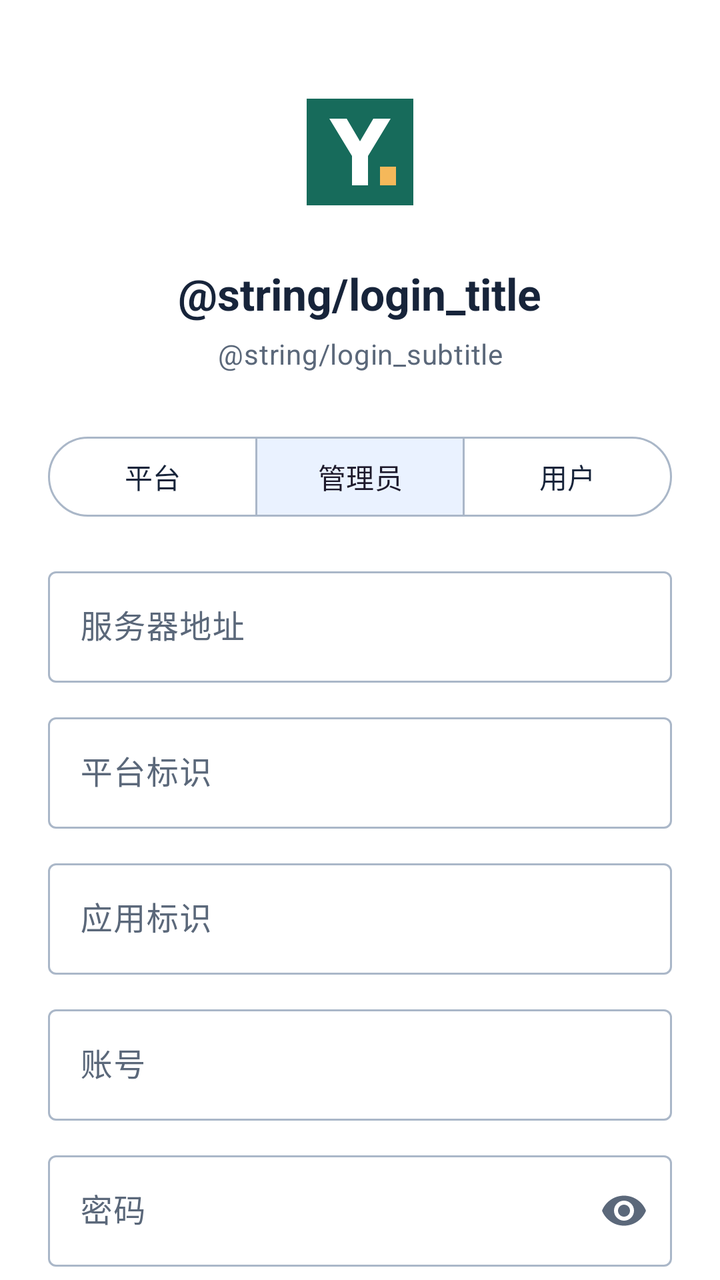
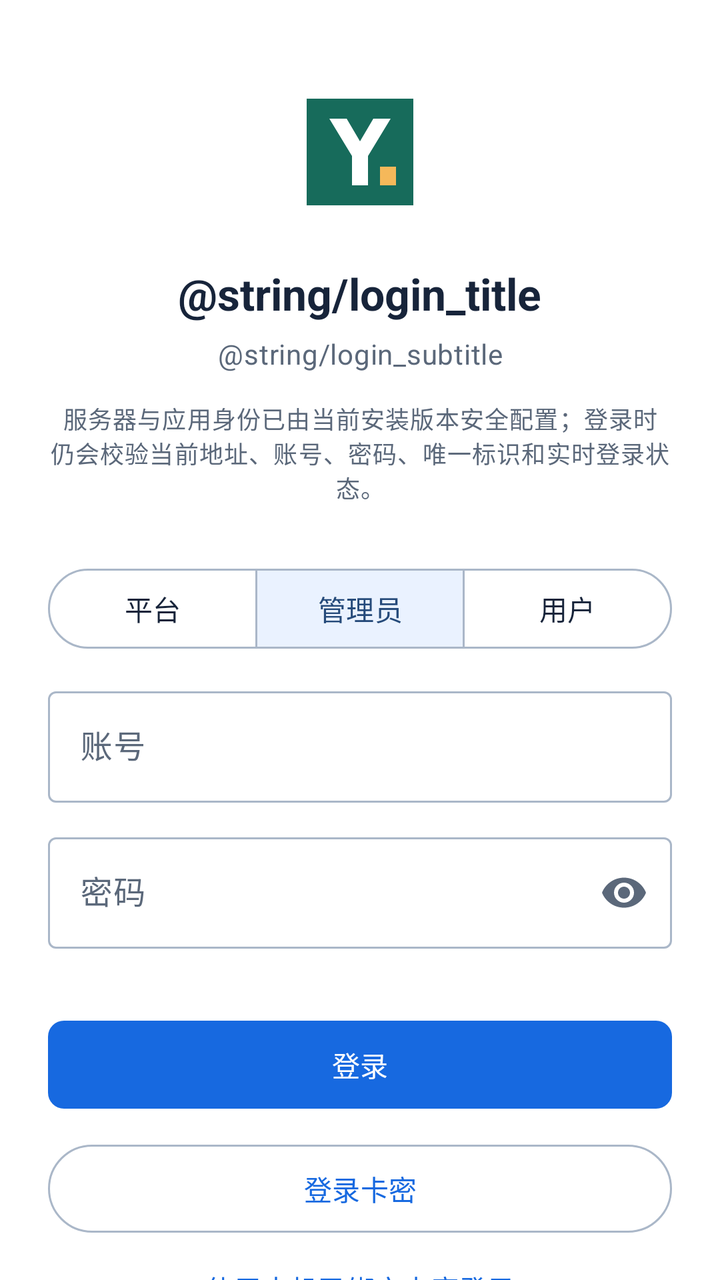

Two renders of the same Android screen: before a commit and after it. Below are the layout's source before the change and the commit's diff.
<!-- AndroidManifest.xml: application theme Theme.Yiyunying -->
<!-- res/layout/activity_login.xml -->
<?xml version="1.0" encoding="utf-8"?>
<androidx.core.widget.NestedScrollView xmlns:android="http://schemas.android.com/apk/res/android"
    xmlns:app="http://schemas.android.com/apk/res-auto"
    android:id="@+id/scroll"
    android:layout_width="match_parent"
    android:layout_height="match_parent"
    android:fillViewport="true"
    android:background="@color/surface">

    <LinearLayout
        android:id="@+id/formContainer"
        android:layout_width="match_parent"
        android:layout_height="wrap_content"
        android:layout_gravity="center_horizontal"
        android:gravity="center_horizontal"
        android:orientation="vertical"
        android:paddingStart="24dp"
        android:paddingTop="40dp"
        android:paddingEnd="24dp"
        android:paddingBottom="32dp">

        <ImageView
            android:layout_width="72dp"
            android:layout_height="72dp"
            android:contentDescription="@string/content_description_logo"
            android:src="@drawable/ic_logo_foreground" />

        <TextView
            android:layout_width="wrap_content"
            android:layout_height="wrap_content"
            android:layout_marginTop="20dp"
            android:text="@string/login_title"
            android:textAppearance="@style/TextAppearance.Yiyunying.Title"
            android:textColor="@color/on_surface" />

        <TextView
            android:layout_width="wrap_content"
            android:layout_height="wrap_content"
            android:layout_marginTop="6dp"
            android:gravity="center"
            android:text="@string/login_subtitle"
            android:textAppearance="@style/TextAppearance.Material3.BodyMedium"
            android:textColor="@color/on_surface_variant" />

        <com.google.android.material.button.MaterialButtonToggleGroup
            android:id="@+id/roleToggle"
            android:layout_width="match_parent"
            android:layout_height="48dp"
            android:layout_marginTop="28dp"
            app:checkedButton="@id/roleAdmin"
            app:selectionRequired="true"
            app:singleSelection="true">

            <com.google.android.material.button.MaterialButton
                android:id="@+id/rolePlatform"
                style="@style/Widget.Material3.Button.OutlinedButton"
                android:layout_width="0dp"
                android:layout_height="match_parent"
                android:layout_weight="1"
                android:text="@string/role_platform" />

            <com.google.android.material.button.MaterialButton
                android:id="@+id/roleAdmin"
                style="@style/Widget.Material3.Button.OutlinedButton"
                android:layout_width="0dp"
                android:layout_height="match_parent"
                android:layout_weight="1"
                android:text="@string/role_admin" />

            <com.google.android.material.button.MaterialButton
                android:id="@+id/roleUser"
                style="@style/Widget.Material3.Button.OutlinedButton"
                android:layout_width="0dp"
                android:layout_height="match_parent"
                android:layout_weight="1"
                android:text="@string/role_user" />
        </com.google.android.material.button.MaterialButtonToggleGroup>

        <com.google.android.material.textfield.TextInputLayout
            android:id="@+id/serverLayout"
            style="@style/Widget.Material3.TextInputLayout.OutlinedBox"
            android:layout_width="match_parent"
            android:layout_height="wrap_content"
            android:layout_marginTop="18dp"
            android:hint="@string/server_url">

            <com.google.android.material.textfield.TextInputEditText
                android:id="@+id/serverInput"
                android:layout_width="match_parent"
                android:layout_height="wrap_content"
                android:inputType="textUri"
                android:maxLines="1" />
        </com.google.android.material.textfield.TextInputLayout>

        <com.google.android.material.textfield.TextInputLayout
            android:id="@+id/platformKeyLayout"
            style="@style/Widget.Material3.TextInputLayout.OutlinedBox"
            android:layout_width="match_parent"
            android:layout_height="wrap_content"
            android:layout_marginTop="12dp"
            android:hint="@string/platform_key">

            <com.google.android.material.textfield.TextInputEditText
                android:id="@+id/platformKeyInput"
                android:layout_width="match_parent"
                android:layout_height="wrap_content"
                android:inputType="text"
                android:maxLines="1" />
        </com.google.android.material.textfield.TextInputLayout>

        <com.google.android.material.textfield.TextInputLayout
            android:id="@+id/appKeyLayout"
            style="@style/Widget.Material3.TextInputLayout.OutlinedBox"
            android:layout_width="match_parent"
            android:layout_height="wrap_content"
            android:layout_marginTop="12dp"
            android:hint="@string/app_key">

            <com.google.android.material.textfield.TextInputEditText
                android:id="@+id/appKeyInput"
                android:layout_width="match_parent"
                android:layout_height="wrap_content"
                android:inputType="text"
                android:maxLines="1" />
        </com.google.android.material.textfield.TextInputLayout>

        <com.google.android.material.textfield.TextInputLayout
            android:id="@+id/accountLayout"
            style="@style/Widget.Material3.TextInputLayout.OutlinedBox"
            android:layout_width="match_parent"
            android:layout_height="wrap_content"
            android:layout_marginTop="12dp"
            android:hint="@string/account">

            <com.google.android.material.textfield.TextInputEditText
                android:id="@+id/accountInput"
                android:layout_width="match_parent"
                android:layout_height="wrap_content"
                android:imeOptions="actionNext"
                android:inputType="text"
                android:maxLines="1" />
        </com.google.android.material.textfield.TextInputLayout>

        <com.google.android.material.textfield.TextInputLayout
            android:id="@+id/passwordLayout"
            style="@style/Widget.Material3.TextInputLayout.OutlinedBox"
            android:layout_width="match_parent"
            android:layout_height="wrap_content"
            android:layout_marginTop="12dp"
            android:hint="@string/password"
            app:endIconMode="password_toggle">

            <com.google.android.material.textfield.TextInputEditText
                android:id="@+id/passwordInput"
                android:layout_width="match_parent"
                android:layout_height="wrap_content"
                android:imeOptions="actionDone"
                android:inputType="textPassword"
                android:maxLines="1" />
        </com.google.android.material.textfield.TextInputLayout>

        <com.google.android.material.progressindicator.LinearProgressIndicator
            android:id="@+id/progress"
            android:layout_width="match_parent"
            android:layout_height="4dp"
            android:layout_marginTop="16dp"
            android:indeterminate="true"
            android:visibility="invisible" />

        <com.google.android.material.button.MaterialButton
            android:id="@+id/loginButton"
            android:layout_width="match_parent"
            android:layout_height="52dp"
            android:layout_marginTop="12dp"
            android:text="@string/login" />

        <com.google.android.material.button.MaterialButton
            android:id="@+id/cardLoginButton"
            style="@style/Widget.Material3.Button.OutlinedButton"
            android:layout_width="match_parent"
            android:layout_height="52dp"
            android:layout_marginTop="10dp"
            android:text="登录卡密" />

        <com.google.android.material.button.MaterialButton
            android:id="@+id/cardAutoLoginButton"
            style="@style/Widget.Material3.Button.TextButton"
            android:layout_width="match_parent"
            android:layout_height="48dp"
            android:text="使用本机已绑定卡密登录" />

        <com.google.android.material.button.MaterialButton
            android:id="@+id/forgotPasswordButton"
            style="@style/Widget.Material3.Button.TextButton"
            android:layout_width="wrap_content"
            android:layout_height="48dp"
            android:text="找回密码" />

        <com.google.android.material.button.MaterialButton
            android:id="@+id/registerButton"
            style="@style/Widget.Material3.Button.TextButton"
            android:layout_width="wrap_content"
            android:layout_height="48dp"
            android:layout_marginTop="4dp"
            android:text="@string/register" />
    </LinearLayout>
</androidx.core.widget.NestedScrollView>
<!-- resources referenced by this layout -->
<resources>
  <color name="on_surface">#17243A</color>
  <color name="on_surface_variant">#5B687A</color>
  <color name="surface">#FFFFFF</color>
  <string name="account">账号</string>
  <string name="app_key">应用标识</string>
  <string name="content_description_logo">易运盈后台标志</string>
  <string name="login">登录</string>
  <string name="password">密码</string>
  <string name="platform_key">平台标识</string>
  <string name="register">注册</string>
  <string name="role_admin">管理员</string>
  <string name="role_platform">平台</string>
  <string name="role_user">用户</string>
  <string name="server_url">服务器地址</string>
  <style name="TextAppearance.Yiyunying.Title" parent="TextAppearance.Material3.TitleLarge">
          <item name="android:textStyle">bold</item>
      </style>
  <style name="Theme.Yiyunying" parent="Theme.Yiyunying.Base" />
  <style name="Theme.Yiyunying.Base" parent="Theme.Material3.Light.NoActionBar">
          <item name="colorPrimary">@color/primary</item>
          <item name="colorOnPrimary">@color/on_primary</item>
          <item name="colorPrimaryContainer">@color/primary_container</item>
          <item name="colorOnPrimaryContainer">@color/on_primary_container</item>
          <item name="colorSecondary">@color/secondary</item>
          <item name="colorOnSecondary">@color/on_secondary</item>
          <item name="colorSecondaryContainer">@color/secondary_container</item>
          <item name="colorTertiary">@color/tertiary</item>
          <item name="colorError">@color/error</item>
          <item name="android:colorBackground">@color/surface</item>
          <item name="colorSurface">@color/surface</item>
          <item name="colorOnSurface">@color/on_surface</item>
          <item name="colorOnSurfaceVariant">@color/on_surface_variant</item>
          <item name="colorOutline">@color/outline</item>
          <item name="android:fontFamily">sans-serif</item>
          <item name="android:windowActionModeOverlay">true</item>
          <item name="android:windowLightStatusBar">true</item>
          <item name="android:statusBarColor">@color/surface</item>
          <item name="android:navigationBarColor">@color/surface</item>
          <item name="materialCardViewStyle">@style/Widget.Yiyunying.Card</item>
          <item name="materialButtonStyle">@style/Widget.Yiyunying.Button</item>
      </style>
  <color name="primary">#1769E0</color>
  <color name="on_primary">#FFFFFF</color>
  <color name="primary_container">#E8F1FF</color>
  <color name="on_primary_container">#123A72</color>
  <color name="secondary">#4B78B8</color>
  <color name="on_secondary">#FFFFFF</color>
  <color name="secondary_container">#EAF2FF</color>
  <color name="tertiary">#476DA5</color>
  <color name="error">#BA1A1A</color>
  <color name="outline">#AAB7C8</color>
  <color name="glass_surface">#E8FFFFFF</color>
  <color name="glass_outline">#80C4CFDD</color>
  <!-- unchanged entries left out for length: 3 -->
</resources>

<!-- the commit's change to res/layout/activity_login.xml (unified diff, before → after) -->
@@ -42,6 +42,16 @@
             android:textAppearance="@style/TextAppearance.Material3.BodyMedium"
             android:textColor="@color/on_surface_variant" />
 
+        <TextView
+            android:id="@+id/connectionSecurityNotice"
+            android:layout_width="match_parent"
+            android:layout_height="wrap_content"
+            android:layout_marginTop="14dp"
+            android:gravity="center"
+            android:text="@string/login_connection_security_notice"
+            android:textAppearance="@style/TextAppearance.Material3.BodySmall"
+            android:textColor="@color/on_surface_variant" />
+
         <com.google.android.material.button.MaterialButtonToggleGroup
             android:id="@+id/roleToggle"
             android:layout_width="match_parent"
@@ -82,7 +92,8 @@
             android:layout_width="match_parent"
             android:layout_height="wrap_content"
             android:layout_marginTop="18dp"
-            android:hint="@string/server_url">
+            android:hint="@string/server_url"
+            android:visibility="gone">
 
             <com.google.android.material.textfield.TextInputEditText
                 android:id="@+id/serverInput"
@@ -98,7 +109,8 @@
             android:layout_width="match_parent"
             android:layout_height="wrap_content"
             android:layout_marginTop="12dp"
-            android:hint="@string/platform_key">
+            android:hint="@string/platform_key"
+            android:visibility="gone">
 
             <com.google.android.material.textfield.TextInputEditText
                 android:id="@+id/platformKeyInput"
@@ -114,7 +126,8 @@
             android:layout_width="match_parent"
             android:layout_height="wrap_content"
             android:layout_marginTop="12dp"
-            android:hint="@string/app_key">
+            android:hint="@string/app_key"
+            android:visibility="gone">
 
             <com.google.android.material.textfield.TextInputEditText
                 android:id="@+id/appKeyInput"
@@ -180,21 +193,21 @@
             android:layout_width="match_parent"
             android:layout_height="52dp"
             android:layout_marginTop="10dp"
-            android:text="登录卡密" />
+            android:text="@string/card_login" />
 
         <com.google.android.material.button.MaterialButton
             android:id="@+id/cardAutoLoginButton"
             style="@style/Widget.Material3.Button.TextButton"
             android:layout_width="match_parent"
             android:layout_height="48dp"
-            android:text="使用本机已绑定卡密登录" />
+            android:text="@string/card_auto_login" />
 
         <com.google.android.material.button.MaterialButton
             android:id="@+id/forgotPasswordButton"
             style="@style/Widget.Material3.Button.TextButton"
             android:layout_width="wrap_content"
             android:layout_height="48dp"
-            android:text="找回密码" />
+            android:text="@string/forgot_password" />
 
         <com.google.android.material.button.MaterialButton
             android:id="@+id/registerButton"
<!-- resource entries referenced after the edit -->
@@ -5,8 +5,12 @@
   <color name="surface">#FFFFFF</color>
   <string name="account">账号</string>
   <string name="app_key">应用标识</string>
+  <string name="card_auto_login">使用本机已绑定卡密登录</string>
+  <string name="card_login">登录卡密</string>
   <string name="content_description_logo">易运盈后台标志</string>
+  <string name="forgot_password">找回密码</string>
   <string name="login">登录</string>
+  <string name="login_connection_security_notice">服务器与应用身份已由当前安装版本安全配置；登录时仍会校验当前地址、账号、密码、唯一标识和实时登录状态。</string>
   <string name="password">密码</string>
   <string name="platform_key">平台标识</string>
   <string name="register">注册</string>
@@ -26,16 +30,22 @@
           <item name="colorSecondary">@color/secondary</item>
           <item name="colorOnSecondary">@color/on_secondary</item>
           <item name="colorSecondaryContainer">@color/secondary_container</item>
+          <item name="colorOnSecondaryContainer">@color/on_secondary_container</item>
           <item name="colorTertiary">@color/tertiary</item>
           <item name="colorError">@color/error</item>
+          <item name="colorOnError">@color/on_error</item>
           <item name="android:colorBackground">@color/surface</item>
           <item name="colorSurface">@color/surface</item>
+          <item name="colorSurfaceContainer">@color/surface_container</item>
+          <item name="colorSurfaceContainerHigh">@color/surface_container_high</item>
           <item name="colorOnSurface">@color/on_surface</item>
           <item name="colorOnSurfaceVariant">@color/on_surface_variant</item>
           <item name="colorOutline">@color/outline</item>
+          <item name="colorOutlineVariant">@color/outline_variant</item>
           <item name="android:fontFamily">sans-serif</item>
           <item name="android:windowActionModeOverlay">true</item>
           <item name="android:windowLightStatusBar">true</item>
+          <item name="android:windowLightNavigationBar">true</item>
           <item name="android:statusBarColor">@color/surface</item>
           <item name="android:navigationBarColor">@color/surface</item>
           <item name="materialCardViewStyle">@style/Widget.Yiyunying.Card</item>
@@ -45,12 +55,17 @@
   <color name="on_primary">#FFFFFF</color>
   <color name="primary_container">#E8F1FF</color>
   <color name="on_primary_container">#123A72</color>
-  <color name="secondary">#4B78B8</color>
+  <color name="secondary">#4A77B7</color>
   <color name="on_secondary">#FFFFFF</color>
   <color name="secondary_container">#EAF2FF</color>
+  <color name="on_secondary_container">#254A7A</color>
   <color name="tertiary">#476DA5</color>
   <color name="error">#BA1A1A</color>
+  <color name="on_error">#FFFFFF</color>
+  <color name="surface_container">#F5F8FC</color>
+  <color name="surface_container_high">#EAF0F7</color>
   <color name="outline">#AAB7C8</color>
+  <color name="outline_variant">#D6DEE9</color>
   <color name="glass_surface">#E8FFFFFF</color>
   <color name="glass_outline">#80C4CFDD</color>
   <!-- unchanged entries left out for length: 3 -->
